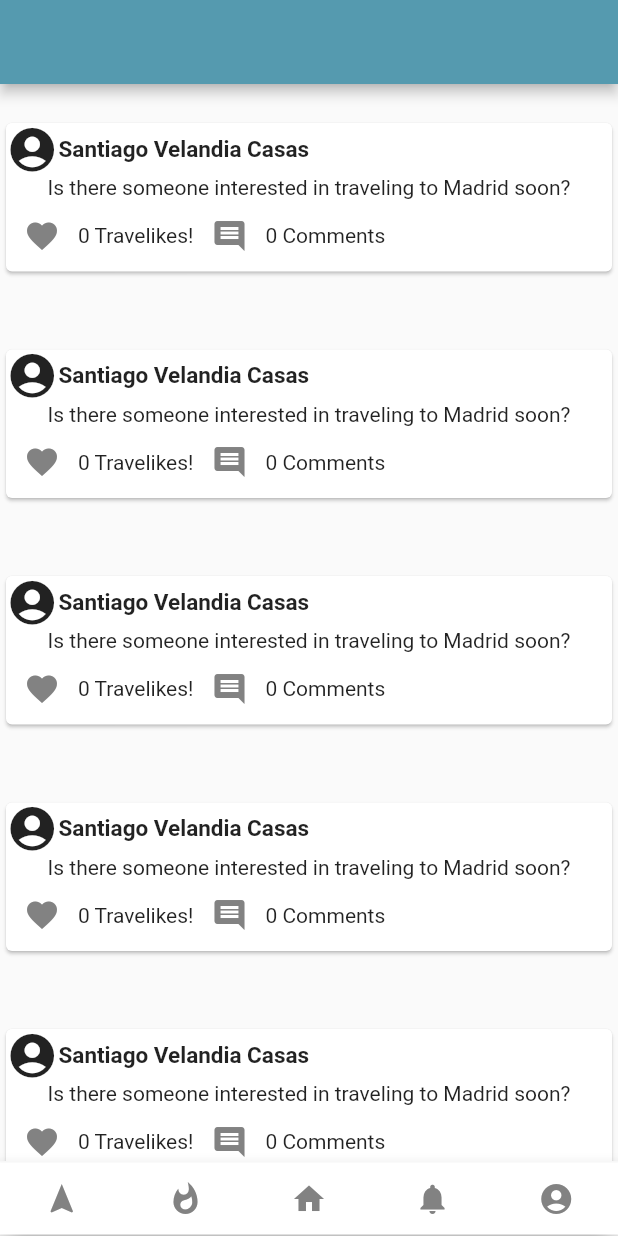
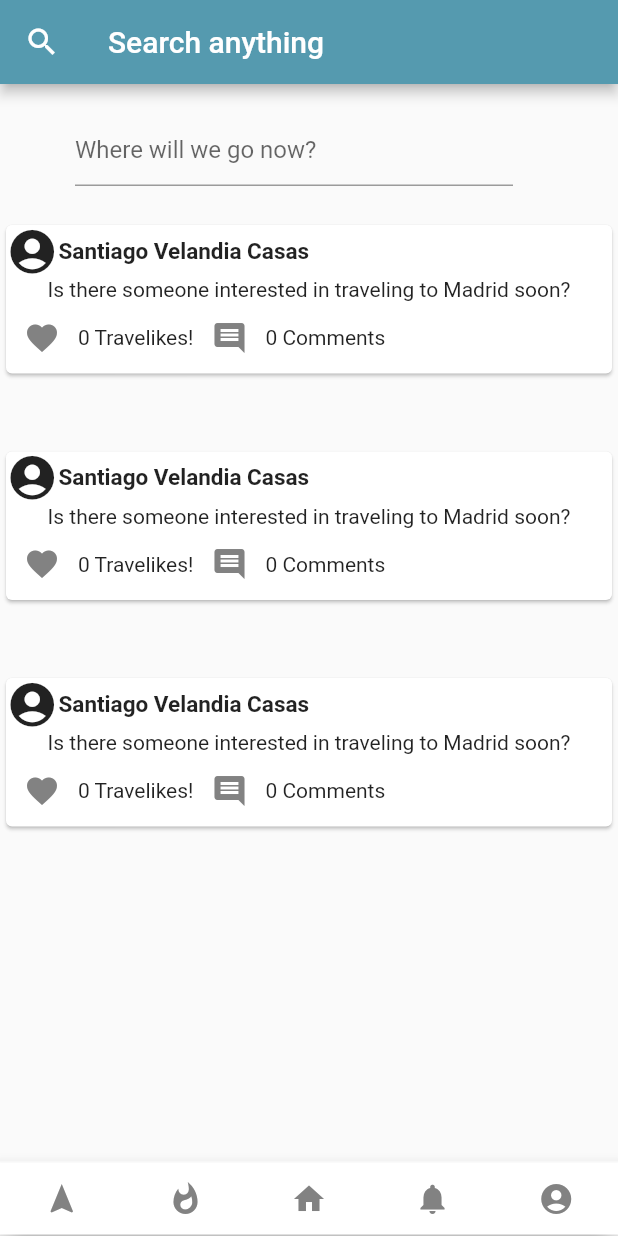
Before and after one commit to hackathoneando/WeTripOut, a Flutter app: the screen it shows after launch, on a phone screen of 412 x 824 dp. Run offline on Flutter 3.47's test engine with Material 2 defaults, Android fonts, the phone set to English and light mode, and no system bars; our stand-ins replace font_awesome_flutter; project files that could hold a hidden picture were left out.

Commit message:
Home page updated

```diff
--- a/UNicode/we_trip_out/lib/main.dart
+++ b/UNicode/we_trip_out/lib/main.dart
@@ -1,6 +1,5 @@
 import 'package:flutter/material.dart';
-import 'package:we_trip_out/ui/home/home_screen.dart';
-import 'package:we_trip_out/ui/login/login_screen.dart';
+import 'package:we_trip_out/ui/screens/home_screen.dart';
 
 void main() => runApp(MyApp());
 
--- a/UNicode/we_trip_out/lib/ui/home/home_screen.dart
+++ /dev/null
@@ -1,82 +0,0 @@
-import 'package:flutter/material.dart';
-import 'package:we_trip_out/ui/home/home_list_screen.dart';
-import 'package:we_trip_out/ui/profile/profile_screen.dart';
-
-class HomeScreen extends StatefulWidget{
-  HomeScreen({Key key}) : super(key: key);
-
-  @override
-  _HomeScreenState createState() => _HomeScreenState();
-}
-
-class _HomeScreenState extends State<HomeScreen> {
-  final topBar = new AppBar(
-    backgroundColor: new Color(0xff559AAF),
-    elevation: 3.5,
-  );
-
-  int _selectedIndex = 2;
-  final _widgetOptions = [
-    Text('Index 0: My Trips'),
-    new HomeList(),
-    new HomeList(),
-    Text('Index 3: Notifications'),
-    ProfileScreen(),
-  ];
-
-  @override
-  Widget build(BuildContext context) {
-    return new Scaffold(
-        appBar: topBar,
-        body: Center(
-          child: _widgetOptions.elementAt(_selectedIndex),
-        ),
-        bottomNavigationBar: new Container(
-          color: Colors.white,
-          height: 50.0,
-          alignment: Alignment.center,
-          child: new BottomAppBar(
-            child: new Row(
-              mainAxisAlignment: MainAxisAlignment.spaceAround,
-              children: <Widget>[
-                new IconButton(
-                  icon: Icon(
-                    Icons.navigation,
-                    color: Color(0xff828282),
-                  ),
-                  onPressed: () { setState(() { _selectedIndex = 0; }); },
-                ),
-                new IconButton(
-                  icon: Icon(
-                    Icons.whatshot,
-                    color: Color(0xff828282),
-                  ),
-                  onPressed: () { setState(() { _selectedIndex = 1; }); },
-                ),
-                new IconButton(
-                  icon: Icon(
-                    Icons.home,
-                    color: Color(0xff828282),
-                  ),
-                  onPressed: () { setState(() { _selectedIndex = 2; }); },
-                ),
-                new IconButton(
-                  icon: Icon(
-                    Icons.notifications,
-                    color: Color(0xff828282),
-                  ),
-                  onPressed: () { setState(() { _selectedIndex = 3; }); },
-                ),
-                new IconButton(
-                  icon: Icon(
-                    Icons.account_circle,
-                    color: Color(0xff828282),
-                  ),
-                  onPressed: () { setState(() { _selectedIndex = 4; }); },
-                ),
-              ],
-            ),
-          ),
-        ));
-  }
-}
--- /dev/null
+++ b/UNicode/we_trip_out/lib/ui/screens/body_screens/home/home_body.dart
@@ -0,0 +1,49 @@
+import 'package:flutter/material.dart';
+import 'package:we_trip_out/ui/screens/body_screens/home/home_list_body.dart';
+
+class HomeBody extends StatefulWidget {
+
+  @override
+  State<StatefulWidget> createState() => _HomeBodyState();
+
+}
+
+class _HomeBodyState extends State<HomeBody> {
+
+  final topBar = new AppBar(
+    backgroundColor: new Color(0xff559AAF),
+    elevation: 3.5,
+    title: Text('Search anything'),
+    leading: new IconButton(
+      icon: Icon(
+        Icons.search,
+        color: Colors.white,
+      ),
+      onPressed: () {},
+    ),
+  );
+
+  @override
+  Widget build(BuildContext context) {
+    return Scaffold(
+      appBar: topBar,
+      body: new Column(
+        children: <Widget>[
+          new Container(
+            child: TextField(
+                decoration: InputDecoration(
+                    hintText: 'Where will we go now?'
+                ),
+            ),
+            margin: EdgeInsets.fromLTRB(50, 20, 70, 0),
+          ),
+          new Container(
+            height: 447,
+            child: new HomeList(),
+          )
+        ],
+      ),
+    );
+  }
+
+}
--- a/UNicode/we_trip_out/lib/ui/profile/profile_screen.dart
+++ b/UNicode/we_trip_out/lib/ui/screens/body_screens/profile/profile_body.dart
@@ -1,6 +1,12 @@
 import 'package:flutter/material.dart';
+import 'package:we_trip_out/ui/screens/body_screens/home/home_list_body.dart';
 
-class ProfileScreen extends StatelessWidget{
+class ProfileScreen extends StatefulWidget{
+  @override
+  State<StatefulWidget> createState() => _ProfileScreenState();
+}
+
+class _ProfileScreenState extends State<ProfileScreen>{
 
   var profilePicture = Icons.account_circle;
   var name = Text(
@@ -60,7 +66,10 @@ class ProfileScreen extends StatelessWidget{
               ],
             ),
           ),
-
+          Container(
+            height: 225,
+            child: new HomeList(),
+          )
         ],
       ),
     );
--- /dev/null
+++ b/UNicode/we_trip_out/lib/ui/screens/home_screen.dart
@@ -0,0 +1,80 @@
+import 'package:flutter/material.dart';
+import 'package:we_trip_out/ui/screens/body_screens/home/home_body.dart';
+import 'package:we_trip_out/ui/screens/body_screens/home/home_list_body.dart';
+import 'package:we_trip_out/ui/screens/body_screens/profile/profile_body.dart';
+
+class HomeScreen extends StatefulWidget{
+  HomeScreen({Key key}) : super(key: key);
+
+  @override
+  _HomeScreenState createState() => _HomeScreenState();
+}
+
+class _HomeScreenState extends State<HomeScreen> {
+
+  final _widgetOptions = [
+    Text('Index 0: My Trips'),
+    new HomeList(),
+    new HomeBody(),
+    Text('Index 3: Notifications'),
+    new ProfileScreen(),
+  ];
+
+  int _selectedIndex = 2;
+
+  @override
+  Widget build(BuildContext context) {
+    return new Scaffold(
+        body: Center(
+          child: _widgetOptions.elementAt(_selectedIndex),
+        ),
+        bottomNavigationBar: new Container(
+            color: Colors.white,
+            height: 50.0,
+            alignment: Alignment.center,
+            child: new BottomAppBar(
+              child: new Row(
+                mainAxisAlignment: MainAxisAlignment.spaceAround,
+                children: <Widget>[
+                  new IconButton(
+                    icon: Icon(
+                      Icons.navigation,
+                      color: Color(0xff828282),
+                    ),
+                    onPressed: () { setState(() { _selectedIndex = 0; }); },
+                  ),
+                  new IconButton(
+                    icon: Icon(
+                      Icons.whatshot,
+                      color: Color(0xff828282),
+                    ),
+                    onPressed: () { setState(() { _selectedIndex = 1; }); },
+                  ),
+                  new IconButton(
+                    icon: Icon(
+                      Icons.home,
+                      color: Color(0xff828282),
+                    ),
+                    onPressed: () { setState(() { _selectedIndex = 2; }); },
+                  ),
+                  new IconButton(
+                    icon: Icon(
+                      Icons.notifications,
+                      color: Color(0xff828282),
+                    ),
+                    onPressed: () { setState(() { _selectedIndex = 3; }); },
+                  ),
+                  new IconButton(
+                    icon: Icon(
+                      Icons.account_circle,
+                      color: Color(0xff828282),
+                    ),
+                    onPressed: () { setState(() { _selectedIndex = 4; }); },
+                  ),
+                ],
+              ),
+            )
+        )
+    );
+  }
+}
```
Also changed, not shown: UNicode/we_trip_out/lib/ui/screens/body_screens/home/home_list_body.dart (renamed from UNicode/we_trip_out/lib/ui/home/home_list_screen.dart), UNicode/we_trip_out/lib/ui/screens/login_screen.dart (renamed from UNicode/we_trip_out/lib/ui/login/login_screen.dart).
